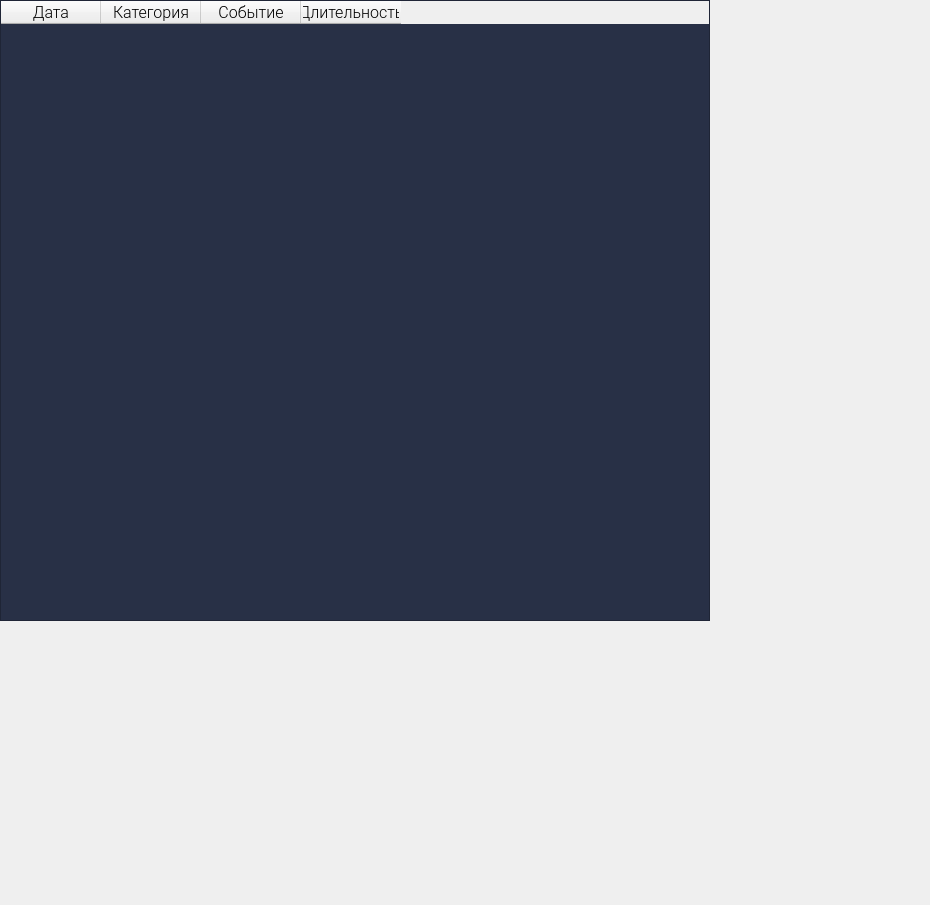
This is design/table.ui in yurii-bel/project_2021 as Qt 5 draws it before an edit. The edited form follows.
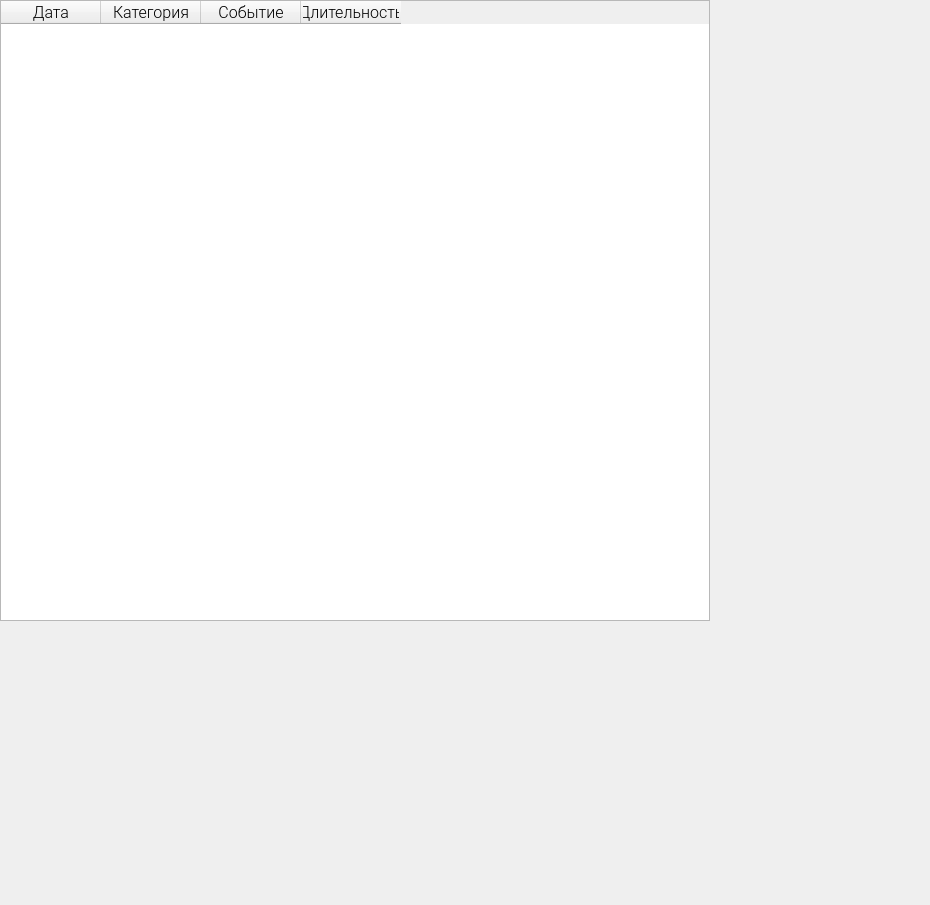
This is the edited form.

Patch:
```diff
--- a/design/table.ui
+++ b/design/table.ui
@@ -39,7 +39,6 @@
    </property>
    <property name="styleSheet">
     <string notr="true">QTableWidget { 
-background-color: #283046;
 color: rgb(110, 107, 123);
 }</string>
    </property>
```
